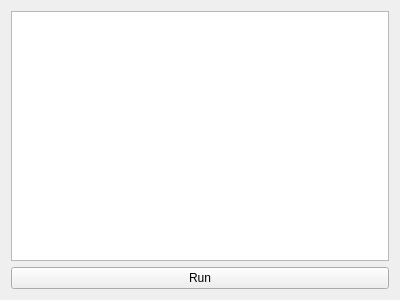
Above: ui/ScripterTool.ui from aaronlam1004/getman before the change. Below: the same form after it.
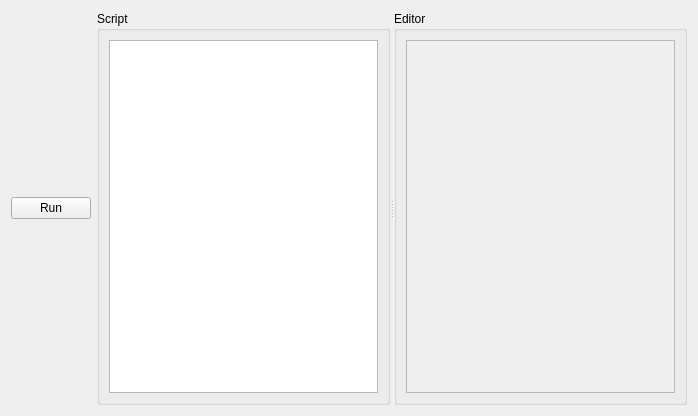
That is the form after the change.

Commit message: Updating scripting tool

The edit to the form file:
```diff
--- a/ui/ScripterTool.ui
+++ b/ui/ScripterTool.ui
@@ -6,18 +6,13 @@
    <rect>
     <x>0</x>
     <y>0</y>
-    <width>400</width>
-    <height>300</height>
+    <width>698</width>
+    <height>416</height>
    </rect>
   </property>
   <property name="windowTitle">
    <string>Form</string>
   </property>
-  <layout class="QVBoxLayout" name="verticalLayout">
-   <item>
-    <widget class="QTextEdit" name="te_script_body"/>
-   </item>
-   <item>
     <layout class="QHBoxLayout" name="horizontalLayout">
      <item>
       <widget class="QPushButton" name="pb_run_script">
@@ -26,7 +21,36 @@
        </property>
       </widget>
      </item>
-    </layout>
+   <item>
+    <widget class="QSplitter" name="splitter">
+     <property name="orientation">
+      <enum>Qt::Horizontal</enum>
+     </property>
+     <widget class="QGroupBox" name="groupBox">
+      <property name="title">
+       <string>Script</string>
+      </property>
+      <layout class="QVBoxLayout" name="verticalLayout_2">
+       <item>
+        <widget class="QListView" name="list_view_script"/>
+       </item>
+      </layout>
+     </widget>
+     <widget class="QGroupBox" name="groupBox_2">
+      <property name="title">
+       <string>Editor</string>
+      </property>
+      <layout class="QVBoxLayout" name="verticalLayout_3">
+       <item>
+        <widget class="QTextEdit" name="textEdit">
+         <property name="enabled">
+          <bool>false</bool>
+         </property>
+        </widget>
+       </item>
+      </layout>
+     </widget>
+    </widget>
    </item>
   </layout>
  </widget>
```
Lines whose indentation alone changed are shown as unchanged. The commit also changes 1 other file.
